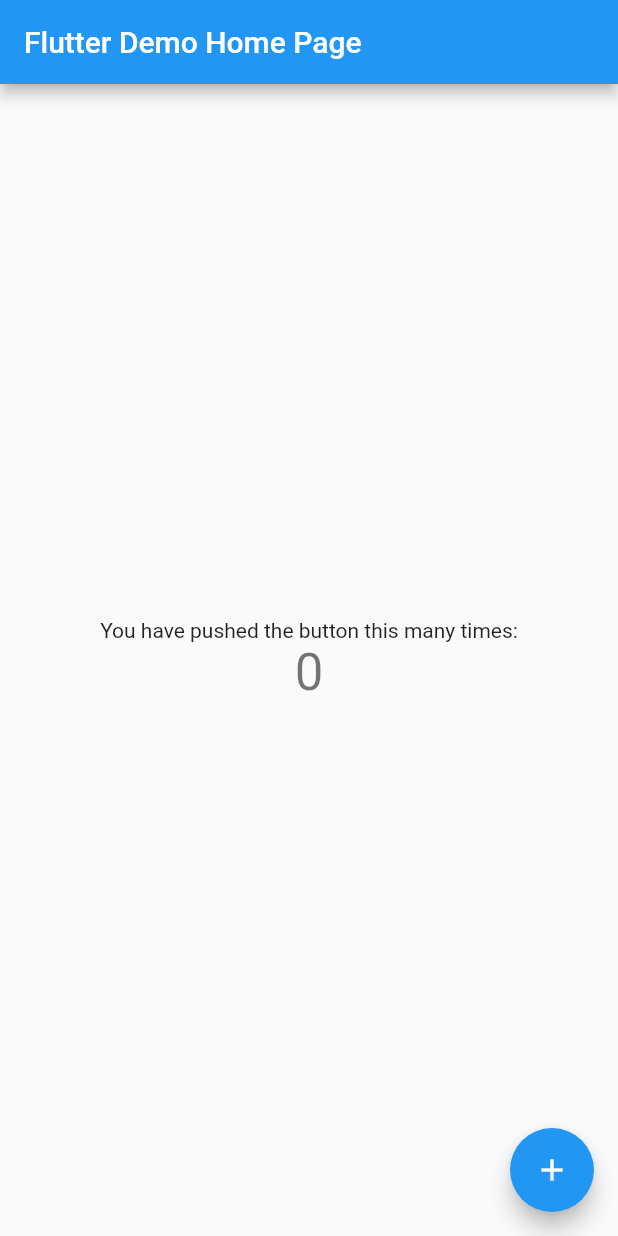
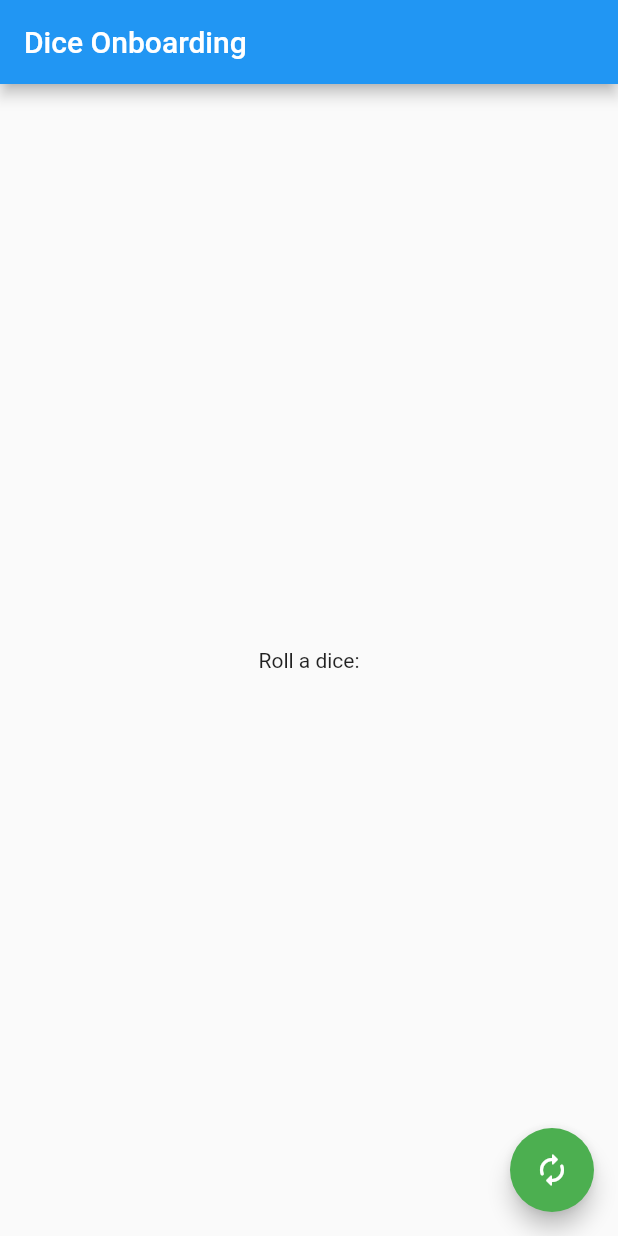
Before and after one commit to FranciscoGaraventa/DiceRollerOnboarding, a Flutter app: the screen it shows after launch, on a phone screen of 412 x 824 dp. Run offline on Flutter 3.47's test engine with Material 2 defaults, Android fonts, the phone set to English and light mode, and no system bars.

Commit message:
Implementing the UI
I implemented a basic UI that contains a title and a button.

Fixing comments

* I moved main.dart to lib folder.
* I removed an unuseless class (dice_dimens) because in dont use constants in code.
* I removed the StreamBuilder without use.
* I changed all the message of the last commit, spanish to english
  commit.
* I created a separate file to app widget.
* I added the necessary trailing commas on the last parameters to help
  Dart to format and organize the code.

```diff
--- a/lib/main.dart
+++ b/lib/main.dart
@@ -1,113 +1,6 @@
 import 'package:flutter/material.dart';
+import 'src/app.dart';
 
 void main() {
   runApp(MyApp());
 }
-
-class MyApp extends StatelessWidget {
-  // This widget is the root of your application.
-  @override
-  Widget build(BuildContext context) {
-    return MaterialApp(
-      title: 'Flutter Demo',
-      theme: ThemeData(
-        // This is the theme of your application.
-        //
-        // Try running your application with "flutter run". You'll see the
-        // application has a blue toolbar. Then, without quitting the app, try
-        // changing the primarySwatch below to Colors.green and then invoke
-        // "hot reload" (press "r" in the console where you ran "flutter run",
-        // or simply save your changes to "hot reload" in a Flutter IDE).
-        // Notice that the counter didn't reset back to zero; the application
-        // is not restarted.
-        primarySwatch: Colors.blue,
-      ),
-      home: MyHomePage(title: 'Flutter Demo Home Page'),
-    );
-  }
-}
-
-class MyHomePage extends StatefulWidget {
-  MyHomePage({Key key, this.title}) : super(key: key);
-
-  // This widget is the home page of your application. It is stateful, meaning
-  // that it has a State object (defined below) that contains fields that affect
-  // how it looks.
-
-  // This class is the configuration for the state. It holds the values (in this
-  // case the title) provided by the parent (in this case the App widget) and
-  // used by the build method of the State. Fields in a Widget subclass are
-  // always marked "final".
-
-  final String title;
-
-  @override
-  _MyHomePageState createState() => _MyHomePageState();
-}
-
-class _MyHomePageState extends State<MyHomePage> {
-  int _counter = 0;
-
-  void _incrementCounter() {
-    setState(() {
-      // This call to setState tells the Flutter framework that something has
-      // changed in this State, which causes it to rerun the build method below
-      // so that the display can reflect the updated values. If we changed
-      // _counter without calling setState(), then the build method would not be
-      // called again, and so nothing would appear to happen.
-      _counter++;
-    });
-  }
-
-  @override
-  Widget build(BuildContext context) {
-    // This method is rerun every time setState is called, for instance as done
-    // by the _incrementCounter method above.
-    //
-    // The Flutter framework has been optimized to make rerunning build methods
-    // fast, so that you can just rebuild anything that needs updating rather
-    // than having to individually change instances of widgets.
-    return Scaffold(
-      appBar: AppBar(
-        // Here we take the value from the MyHomePage object that was created by
-        // the App.build method, and use it to set our appbar title.
-        title: Text(widget.title),
-      ),
-      body: Center(
-        // Center is a layout widget. It takes a single child and positions it
-        // in the middle of the parent.
-        child: Column(
-          // Column is also a layout widget. It takes a list of children and
-          // arranges them vertically. By default, it sizes itself to fit its
-          // children horizontally, and tries to be as tall as its parent.
-          //
-          // Invoke "debug painting" (press "p" in the console, choose the
-          // "Toggle Debug Paint" action from the Flutter Inspector in Android
-          // Studio, or the "Toggle Debug Paint" command in Visual Studio Code)
-          // to see the wireframe for each widget.
-          //
-          // Column has various properties to control how it sizes itself and
-          // how it positions its children. Here we use mainAxisAlignment to
-          // center the children vertically; the main axis here is the vertical
-          // axis because Columns are vertical (the cross axis would be
-          // horizontal).
-          mainAxisAlignment: MainAxisAlignment.center,
-          children: <Widget>[
-            Text(
-              'You have pushed the button this many times:',
-            ),
-            Text(
-              '$_counter',
-              style: Theme.of(context).textTheme.headline4,
-            ),
-          ],
-        ),
-      ),
-      floatingActionButton: FloatingActionButton(
-        onPressed: _incrementCounter,
-        tooltip: 'Increment',
-        child: Icon(Icons.add),
-      ), // This trailing comma makes auto-formatting nicer for build methods.
-    );
-  }
-}
--- /dev/null
+++ b/lib/src/app.dart
@@ -0,0 +1,29 @@
+import 'screen/dice/dice_screen.dart';
+import 'package:flutter/cupertino.dart';
+import 'package:flutter/material.dart';
+
+class MyApp extends StatefulWidget {
+  @override
+  _MyAppState createState() => _MyAppState();
+}
+
+class _MyAppState extends State<MyApp> {
+  @override
+  void initState() {
+    super.initState();
+  }
+
+  @override
+  Widget build(BuildContext context) {
+    return MaterialApp(
+      title: 'Flutter Demo',
+      theme: ThemeData(
+        primarySwatch: Colors.blue,
+        visualDensity: VisualDensity.adaptivePlatformDensity,
+      ),
+      home: DiceScreen(
+        title: 'Dice Onboarding',
+      ),
+    );
+  }
+}
--- /dev/null
+++ b/lib/src/screen/dice/dice_screen.dart
@@ -0,0 +1,37 @@
+import 'package:flutter/cupertino.dart';
+import 'package:flutter/material.dart';
+
+class DiceScreen extends StatefulWidget {
+  DiceScreen({
+    Key key,
+    this.title,
+  }) : super(key: key);
+  final String title;
+
+  @override
+  _DiceScreenState createState() => _DiceScreenState();
+}
+
+class _DiceScreenState extends State<DiceScreen> {
+  @override
+  Widget build(BuildContext context) {
+    return Scaffold(
+      appBar: AppBar(
+        title: Text(
+          widget.title,
+        ),
+      ),
+      body: Center(
+        child: Text(
+          'Roll a dice:',
+        ),
+      ),
+      floatingActionButton: FloatingActionButton(
+        child: Icon(
+          Icons.autorenew_rounded,
+        ),
+        backgroundColor: Colors.green,
+      ),
+    );
+  }
+}
--- a/pubspec.yaml
+++ b/pubspec.yaml
@@ -32,7 +32,6 @@ dependencies:
 dev_dependencies:
   flutter_test:
     sdk: flutter
-
 # For information on the generic Dart part of this file, see the
 # following page: https://dart.dev/tools/pub/pubspec
 
```
Also changed, not shown: 2 other files.
